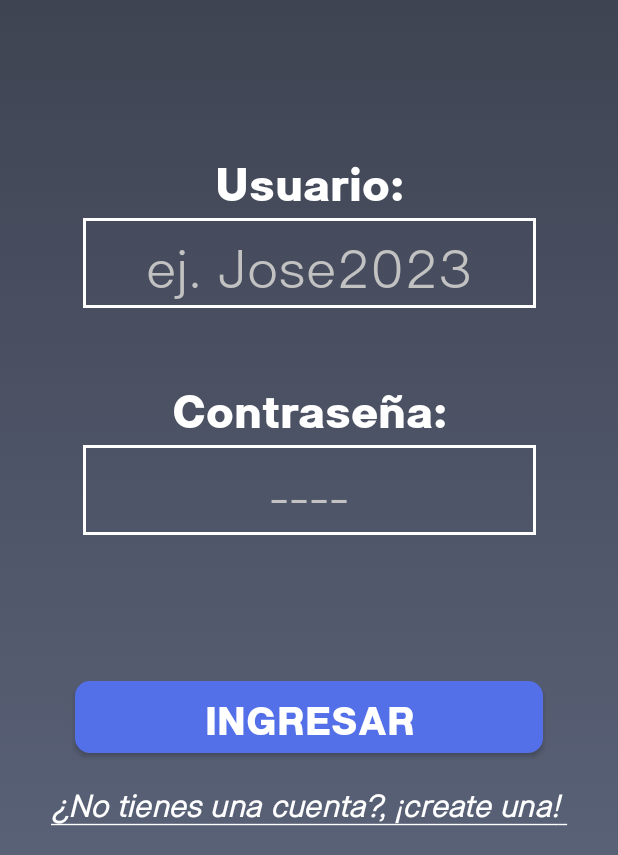
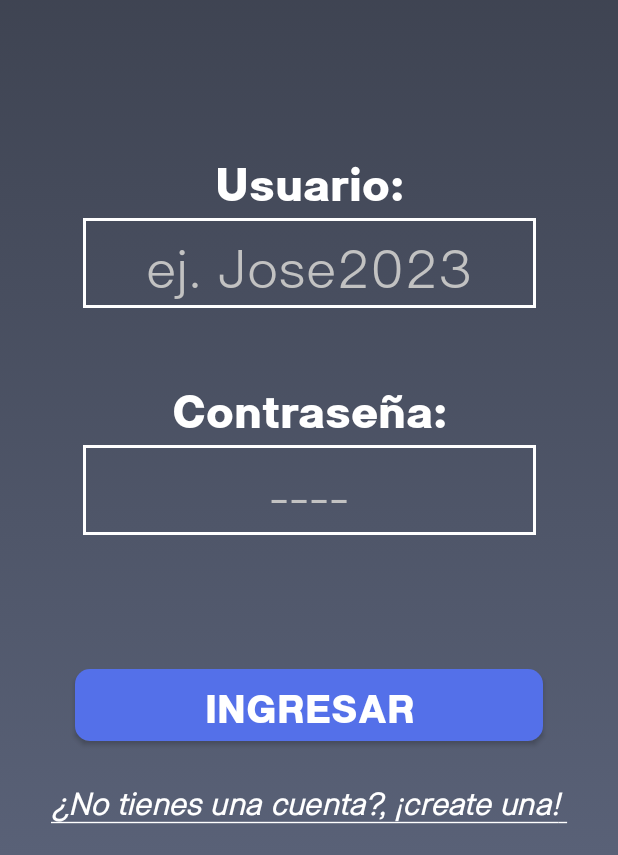
Before and after one commit to MoisesMoralesGtz/PIA-MOVILES2023, an Android app: the screen it shows after launch (MainActivity), on a phone screen of 412 x 824 dp, the part 381-1236 px from its top. Run offline under Robolectric (Android 15) with nearby library versions, the phone set to English and light mode, and no system bars.

Commit message:
Pantalla Login Completada

```diff
--- /dev/null
+++ b/app/src/main/res/drawable/pseudo_hiperlink.xml
@@ -0,0 +1,5 @@
+<?xml version="1.0" encoding="utf-8"?>
+<selector xmlns:android="http://schemas.android.com/apk/res/android">
+    <item android:state_pressed="true" android:color="@color/fondoInicio"/>
+    <item android:state_enabled="true" android:color="@color/white"/>
+</selector>
--- a/app/src/main/res/layout/activity_main.xml
+++ b/app/src/main/res/layout/activity_main.xml
@@ -100,28 +100,29 @@
         android:id="@+id/btnIngresar"
         android:layout_width="match_parent"
         android:layout_height="wrap_content"
-        android:layout_marginBottom="68dp"
+        android:layout_marginBottom="76dp"
+        android:background="@drawable/btn_continuar"
+        android:fontFamily="@font/sublima_bold"
         android:layout_marginStart="50dp"
         android:layout_marginEnd="50dp"
-        android:background="@drawable/btn_continuar"
-        android:fontFamily="@font/sublima_bold"
 
         android:text="Ingresar"
         android:textColor="@drawable/btn_continuar_texto"
         android:textSize="25sp"
         app:layout_constraintBottom_toBottomOf="parent"
-        tools:layout_editor_absoluteX="0dp" />
+        tools:layout_editor_absoluteX="49dp" />
 
-    <TextView
+    <Button
         android:id="@+id/txtNuevaCuenta"
         android:layout_width="wrap_content"
         android:layout_height="wrap_content"
-
+        android:textAllCaps="false"
+        android:background="@null"
         android:layout_marginTop="16dp"
         android:fontFamily="@font/sublima_light"
         android:text="@string/pseudohiperlink"
         android:textAlignment="center"
-        android:textColor="@android:color/white"
+        android:textColor="@drawable/pseudo_hiperlink"
         android:textColorHint="@color/placeHolderColor"
         android:textSize="20sp"
         app:layout_constraintEnd_toEndOf="parent"
```
